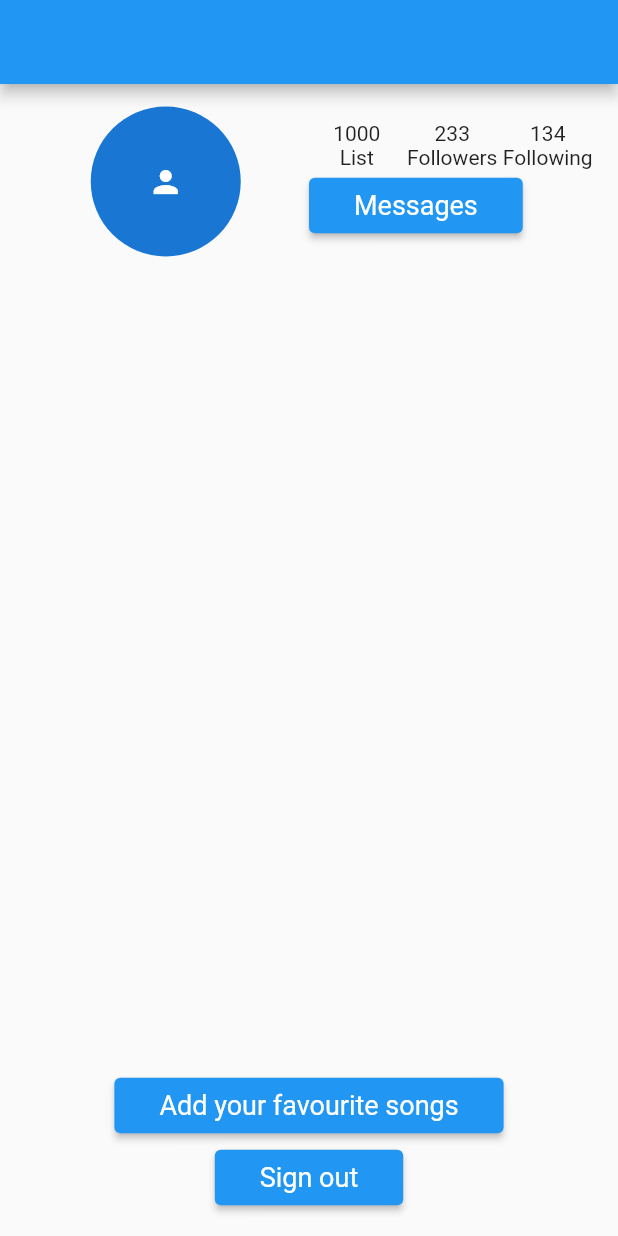
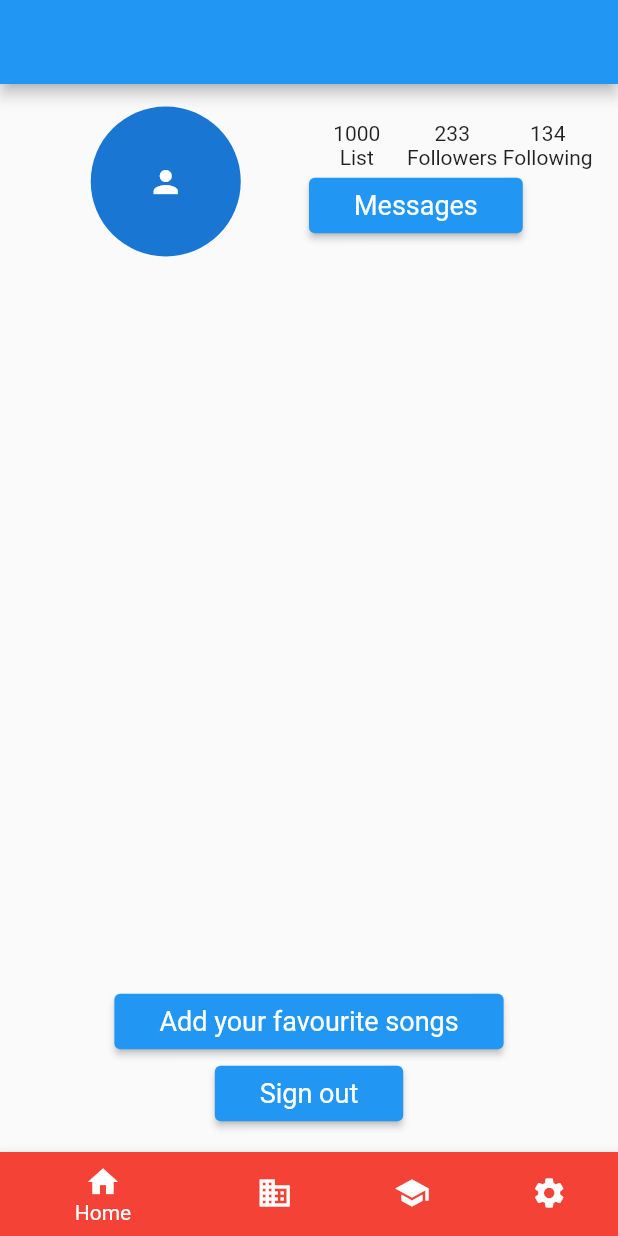
Before and after one commit to Habiba-Naeem/auth_firebase, a Flutter app: the screen it shows once a user with an empty profile is signed in, on a phone screen of 412 x 824 dp. Run offline on Flutter 3.47's test engine with Material 2 defaults, Android fonts, the phone set to English and light mode, and no system bars; our stand-ins replace bloc, cloud_firestore, dartz, firebase_auth, firebase_core, flutter_bloc and 1 more; accounts and stored records are empty.

Commit message:
bottom nav bar

```diff
--- a/lib/presentation/profile/songs.dart
+++ b/lib/presentation/profile/songs.dart
@@ -4,6 +4,7 @@ import 'package:auth_firebase/presentation/profile/song_update.dart';
 import 'package:auth_firebase/remote/auth_service.dart';
 import 'package:auth_firebase/remote/database.dart';
 import 'package:auth_firebase/remote/song.dart';
+import 'package:auth_firebase/shared/bottom_nav.dart';
 import 'package:flutter/material.dart';
 import 'package:flutter_bloc/flutter_bloc.dart';
 import 'package:provider/provider.dart';
@@ -60,6 +61,7 @@ class SongsScreen extends StatelessWidget {
               ],
             ),
           ),
+          bottomNavigationBar: BottomNav(),
         ),
       );
     });
--- /dev/null
+++ b/lib/shared/bottom_nav.dart
@@ -0,0 +1,33 @@
+import 'package:flutter/material.dart';
+
+class BottomNav extends StatelessWidget {
+  const BottomNav({Key? key}) : super(key: key);
+
+  @override
+  Widget build(BuildContext context) {
+    return BottomNavigationBar(
+      items: const <BottomNavigationBarItem>[
+        BottomNavigationBarItem(
+          icon: Icon(Icons.home),
+          label: 'Home',
+          backgroundColor: Colors.red,
+        ),
+        BottomNavigationBarItem(
+          icon: Icon(Icons.business),
+          label: 'Business',
+          backgroundColor: Colors.green,
+        ),
+        BottomNavigationBarItem(
+          icon: Icon(Icons.school),
+          label: 'School',
+          backgroundColor: Colors.purple,
+        ),
+        BottomNavigationBarItem(
+          icon: Icon(Icons.settings),
+          label: 'Settings',
+          backgroundColor: Colors.pink,
+        ),
+      ],
+    );
+  }
+}
```
